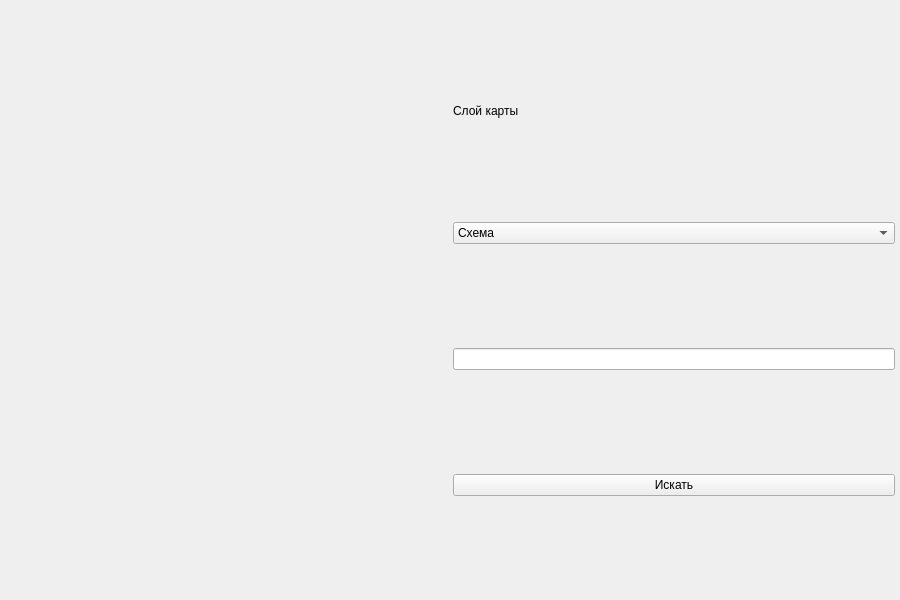
First picture: the form in main.ui, repository KirillCodeCreator/MapApiYandex, before the edit.
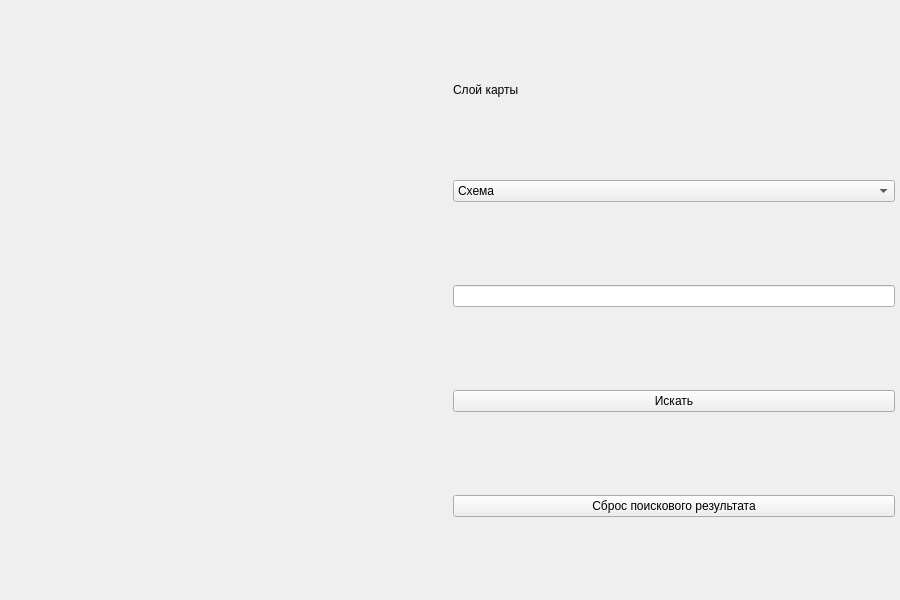
Second picture: the form after the edit.

Commit message: added maps Api 7 (#6)

The edit to the form file:
```diff
--- a/main.ui
+++ b/main.ui
@@ -133,6 +133,13 @@
         </property>
        </widget>
       </item>
+      <item>
+       <widget class="QPushButton" name="delete_button">
+        <property name="text">
+         <string>Сброс поискового результата</string>
+        </property>
+       </widget>
+      </item>
      </layout>
     </item>
    </layout>
```
Left out of the diff: 2 changed lines with no effect on the pictures. The commit also changes 1 other file.
